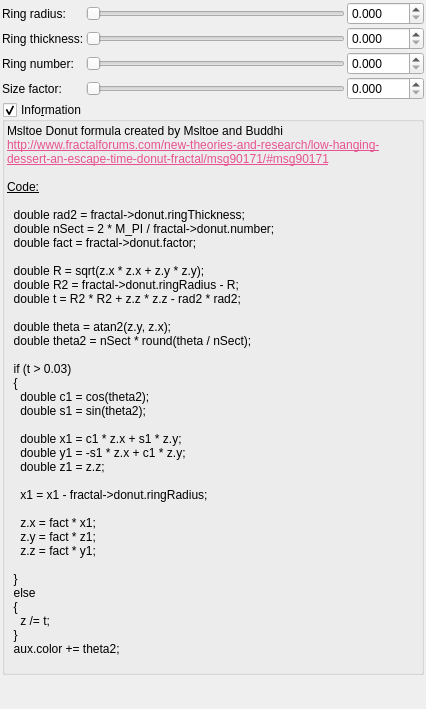
Qt form mandelbulber2/qt_data/fractal_msltoe_donut.ui (buddhi1980/mandelbulber2) before a commit.
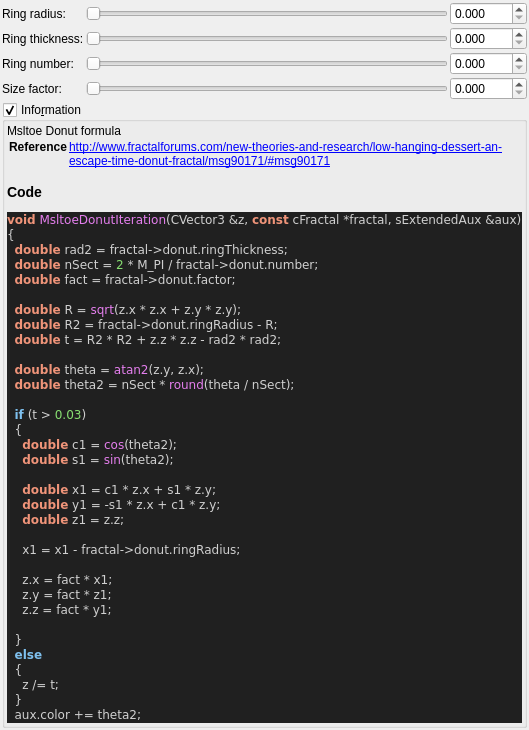
The same form after that commit. Custom widgets are drawn as their Qt base class.

What changed in the file:
```diff
--- a/mandelbulber2/qt_data/fractal_msltoe_donut.ui
+++ b/mandelbulber2/qt_data/fractal_msltoe_donut.ui
@@ -282,48 +282,57 @@
       <item>
        <widget class="QLabel" name="label_4">
         <property name="text">
-         <string>&lt;!DOCTYPE HTML PUBLIC &quot;-//W3C//DTD HTML 4.0//EN&quot; &quot;http://www.w3.org/TR/REC-html40/strict.dtd&quot;&gt;
-&lt;html&gt;&lt;head&gt;&lt;meta name=&quot;qrichtext&quot; content=&quot;1&quot; /&gt;&lt;style type=&quot;text/css&quot;&gt;
-p, li { white-space: pre-wrap; }
-&lt;/style&gt;&lt;/head&gt;&lt;body&gt;
-&lt;p style=&quot; margin-top:0px; margin-bottom:0px; margin-left:0px; margin-right:0px; -qt-block-indent:0; text-indent:0px;&quot;&gt;Msltoe Donut formula created by Msltoe and Buddhi &lt;/p&gt;
-&lt;p style=&quot; margin-top:0px; margin-bottom:0px; margin-left:0px; margin-right:0px; -qt-block-indent:0; text-indent:0px;&quot;&gt;&lt;a href=&quot;http://www.fractalforums.com/new-theories-and-research/low-hanging-dessert-an-escape-time-donut-fractal/msg90171/#msg90171&quot;&gt;&lt;span style=&quot; text-decoration: underline; color:#e85290;&quot;&gt;http://www.fractalforums.com/new-theories-and-research/low-hanging-dessert-an-escape-time-donut-fractal/msg90171/#msg90171&lt;/span&gt;&lt;/a&gt;&lt;/p&gt;
-&lt;p style=&quot;-qt-paragraph-type:empty; margin-top:0px; margin-bottom:0px; margin-left:0px; margin-right:0px; -qt-block-indent:0; text-indent:0px;&quot;&gt;&lt;br /&gt;&lt;/p&gt;
-&lt;p style=&quot; margin-top:0px; margin-bottom:0px; margin-left:0px; margin-right:0px; -qt-block-indent:0; text-indent:0px;&quot;&gt;&lt;span style=&quot; text-decoration: underline;&quot;&gt;Code:&lt;/span&gt;&lt;/p&gt;
-&lt;p style=&quot;-qt-paragraph-type:empty; margin-top:0px; margin-bottom:0px; margin-left:0px; margin-right:0px; -qt-block-indent:0; text-indent:0px; text-decoration: underline;&quot;&gt;&lt;br /&gt;&lt;/p&gt;
-&lt;p style=&quot; margin-top:0px; margin-bottom:0px; margin-left:0px; margin-right:0px; -qt-block-indent:0; text-indent:0px;&quot;&gt;  double rad2 = fractal-&amp;gt;donut.ringThickness;&lt;/p&gt;
-&lt;p style=&quot; margin-top:0px; margin-bottom:0px; margin-left:0px; margin-right:0px; -qt-block-indent:0; text-indent:0px;&quot;&gt;  double nSect = 2 * M_PI / fractal-&amp;gt;donut.number;&lt;/p&gt;
-&lt;p style=&quot; margin-top:0px; margin-bottom:0px; margin-left:0px; margin-right:0px; -qt-block-indent:0; text-indent:0px;&quot;&gt;  double fact = fractal-&amp;gt;donut.factor;&lt;/p&gt;
-&lt;p style=&quot;-qt-paragraph-type:empty; margin-top:0px; margin-bottom:0px; margin-left:0px; margin-right:0px; -qt-block-indent:0; text-indent:0px;&quot;&gt;&lt;br /&gt;&lt;/p&gt;
-&lt;p style=&quot; margin-top:0px; margin-bottom:0px; margin-left:0px; margin-right:0px; -qt-block-indent:0; text-indent:0px;&quot;&gt;  double R = sqrt(z.x * z.x + z.y * z.y);&lt;/p&gt;
-&lt;p style=&quot; margin-top:0px; margin-bottom:0px; margin-left:0px; margin-right:0px; -qt-block-indent:0; text-indent:0px;&quot;&gt;  double R2 = fractal-&amp;gt;donut.ringRadius - R;&lt;/p&gt;
-&lt;p style=&quot; margin-top:0px; margin-bottom:0px; margin-left:0px; margin-right:0px; -qt-block-indent:0; text-indent:0px;&quot;&gt;  double t = R2 * R2 + z.z * z.z - rad2 * rad2;&lt;/p&gt;
-&lt;p style=&quot;-qt-paragraph-type:empty; margin-top:0px; margin-bottom:0px; margin-left:0px; margin-right:0px; -qt-block-indent:0; text-indent:0px;&quot;&gt;&lt;br /&gt;&lt;/p&gt;
-&lt;p style=&quot; margin-top:0px; margin-bottom:0px; margin-left:0px; margin-right:0px; -qt-block-indent:0; text-indent:0px;&quot;&gt;  double theta = atan2(z.y, z.x);&lt;/p&gt;
-&lt;p style=&quot; margin-top:0px; margin-bottom:0px; margin-left:0px; margin-right:0px; -qt-block-indent:0; text-indent:0px;&quot;&gt;  double theta2 = nSect * round(theta / nSect);&lt;/p&gt;
-&lt;p style=&quot;-qt-paragraph-type:empty; margin-top:0px; margin-bottom:0px; margin-left:0px; margin-right:0px; -qt-block-indent:0; text-indent:0px;&quot;&gt;&lt;br /&gt;&lt;/p&gt;
-&lt;p style=&quot; margin-top:0px; margin-bottom:0px; margin-left:0px; margin-right:0px; -qt-block-indent:0; text-indent:0px;&quot;&gt;  if (t &amp;gt; 0.03)&lt;/p&gt;
-&lt;p style=&quot; margin-top:0px; margin-bottom:0px; margin-left:0px; margin-right:0px; -qt-block-indent:0; text-indent:0px;&quot;&gt;  {&lt;/p&gt;
-&lt;p style=&quot; margin-top:0px; margin-bottom:0px; margin-left:0px; margin-right:0px; -qt-block-indent:0; text-indent:0px;&quot;&gt;    double c1 = cos(theta2);&lt;/p&gt;
-&lt;p style=&quot; margin-top:0px; margin-bottom:0px; margin-left:0px; margin-right:0px; -qt-block-indent:0; text-indent:0px;&quot;&gt;    double s1 = sin(theta2);&lt;/p&gt;
-&lt;p style=&quot;-qt-paragraph-type:empty; margin-top:0px; margin-bottom:0px; margin-left:0px; margin-right:0px; -qt-block-indent:0; text-indent:0px;&quot;&gt;&lt;br /&gt;&lt;/p&gt;
-&lt;p style=&quot; margin-top:0px; margin-bottom:0px; margin-left:0px; margin-right:0px; -qt-block-indent:0; text-indent:0px;&quot;&gt;    double x1 = c1 * z.x + s1 * z.y;&lt;/p&gt;
-&lt;p style=&quot; margin-top:0px; margin-bottom:0px; margin-left:0px; margin-right:0px; -qt-block-indent:0; text-indent:0px;&quot;&gt;    double y1 = -s1 * z.x + c1 * z.y;&lt;/p&gt;
-&lt;p style=&quot; margin-top:0px; margin-bottom:0px; margin-left:0px; margin-right:0px; -qt-block-indent:0; text-indent:0px;&quot;&gt;    double z1 = z.z;&lt;/p&gt;
-&lt;p style=&quot;-qt-paragraph-type:empty; margin-top:0px; margin-bottom:0px; margin-left:0px; margin-right:0px; -qt-block-indent:0; text-indent:0px;&quot;&gt;&lt;br /&gt;&lt;/p&gt;
-&lt;p style=&quot; margin-top:0px; margin-bottom:0px; margin-left:0px; margin-right:0px; -qt-block-indent:0; text-indent:0px;&quot;&gt;    x1 = x1 - fractal-&amp;gt;donut.ringRadius;&lt;/p&gt;
-&lt;p style=&quot;-qt-paragraph-type:empty; margin-top:0px; margin-bottom:0px; margin-left:0px; margin-right:0px; -qt-block-indent:0; text-indent:0px;&quot;&gt;&lt;br /&gt;&lt;/p&gt;
-&lt;p style=&quot; margin-top:0px; margin-bottom:0px; margin-left:0px; margin-right:0px; -qt-block-indent:0; text-indent:0px;&quot;&gt;    z.x = fact * x1;&lt;/p&gt;
-&lt;p style=&quot; margin-top:0px; margin-bottom:0px; margin-left:0px; margin-right:0px; -qt-block-indent:0; text-indent:0px;&quot;&gt;    z.y = fact * z1;&lt;/p&gt;
-&lt;p style=&quot; margin-top:0px; margin-bottom:0px; margin-left:0px; margin-right:0px; -qt-block-indent:0; text-indent:0px;&quot;&gt;    z.z = fact * y1;&lt;/p&gt;
-&lt;p style=&quot;-qt-paragraph-type:empty; margin-top:0px; margin-bottom:0px; margin-left:0px; margin-right:0px; -qt-block-indent:0; text-indent:0px;&quot;&gt;&lt;br /&gt;&lt;/p&gt;
-&lt;p style=&quot; margin-top:0px; margin-bottom:0px; margin-left:0px; margin-right:0px; -qt-block-indent:0; text-indent:0px;&quot;&gt;  }&lt;/p&gt;
-&lt;p style=&quot; margin-top:0px; margin-bottom:0px; margin-left:0px; margin-right:0px; -qt-block-indent:0; text-indent:0px;&quot;&gt;  else&lt;/p&gt;
-&lt;p style=&quot; margin-top:0px; margin-bottom:0px; margin-left:0px; margin-right:0px; -qt-block-indent:0; text-indent:0px;&quot;&gt;  {&lt;/p&gt;
-&lt;p style=&quot; margin-top:0px; margin-bottom:0px; margin-left:0px; margin-right:0px; -qt-block-indent:0; text-indent:0px;&quot;&gt;    z /= t;&lt;/p&gt;
-&lt;p style=&quot; margin-top:0px; margin-bottom:0px; margin-left:0px; margin-right:0px; -qt-block-indent:0; text-indent:0px;&quot;&gt;  }&lt;/p&gt;
-&lt;p style=&quot; margin-top:0px; margin-bottom:0px; margin-left:0px; margin-right:0px; -qt-block-indent:0; text-indent:0px;&quot;&gt;  aux.color += theta2;&lt;/p&gt;
-&lt;p style=&quot;-qt-paragraph-type:empty; margin-top:0px; margin-bottom:0px; margin-left:0px; margin-right:0px; -qt-block-indent:0; text-indent:0px;&quot;&gt;&lt;br /&gt;&lt;/p&gt;&lt;/body&gt;&lt;/html&gt;</string>
+         <string>&lt;p&gt;Msltoe Donut formula&lt;/p&gt;&lt;table&gt;
+&lt;tr&gt;&lt;th&gt;Reference&lt;/th&gt;&lt;td&gt;&lt;a href=&quot;http://www.fractalforums.com/new-theories-and-research/low-hanging-dessert-an-escape-time-donut-fractal/msg90171/#msg90171&quot;&gt;http://www.fractalforums.com/new-theories-and-research/low-hanging-dessert-an-escape-time-donut-fractal/msg90171/#msg90171&lt;/a&gt;&lt;/td&gt;&lt;/tr&gt;
+&lt;/table&gt;
+&lt;h3&gt;Code&lt;/h3&gt;
+&lt;!DOCTYPE HTML PUBLIC &quot;-//W3C//DTD HTML 4.0 Transitional//EN&quot;&gt;
+&lt;html&gt;
+&lt;head&gt;
+&lt;meta http-equiv=&quot;content-type&quot; content=&quot;text/html; charset=ISO-8859-1&quot;&gt;
+&lt;title&gt;Source file&lt;/title&gt;
+&lt;/head&gt;
+&lt;body style=&quot;background-color:#202020&quot;&gt;
+&lt;pre style=&quot;color:#d0d0d0; background-color:#202020;  font-family:'Courier New';&quot;&gt;&lt;span style=&quot;color:#f09479; font-weight:bold&quot;&gt;void&lt;/span&gt; &lt;span style=&quot;color:#e47eed&quot;&gt;MsltoeDonutIteration&lt;/span&gt;&lt;span style=&quot;color:#d0d0d0&quot;&gt;(&lt;/span&gt;CVector3 &lt;span style=&quot;color:#d0d0d0&quot;&gt;&amp;amp;&lt;/span&gt;z&lt;span style=&quot;color:#d0d0d0&quot;&gt;,&lt;/span&gt; &lt;span style=&quot;color:#f09479; font-weight:bold&quot;&gt;const&lt;/span&gt; cFractal &lt;span style=&quot;color:#d0d0d0&quot;&gt;*&lt;/span&gt;fractal&lt;span style=&quot;color:#d0d0d0&quot;&gt;,&lt;/span&gt; sExtendedAux &lt;span style=&quot;color:#d0d0d0&quot;&gt;&amp;amp;&lt;/span&gt;aux&lt;span style=&quot;color:#d0d0d0&quot;&gt;)&lt;/span&gt;
+&lt;span style=&quot;color:#d0d0d0&quot;&gt;{&lt;/span&gt;
+  &lt;span style=&quot;color:#f09479; font-weight:bold&quot;&gt;double&lt;/span&gt; rad2 &lt;span style=&quot;color:#d0d0d0&quot;&gt;=&lt;/span&gt; fractal&lt;span style=&quot;color:#d0d0d0&quot;&gt;-&amp;gt;&lt;/span&gt;donut&lt;span style=&quot;color:#d0d0d0&quot;&gt;.&lt;/span&gt;ringThickness&lt;span style=&quot;color:#d0d0d0&quot;&gt;;&lt;/span&gt;
+  &lt;span style=&quot;color:#f09479; font-weight:bold&quot;&gt;double&lt;/span&gt; nSect &lt;span style=&quot;color:#d0d0d0&quot;&gt;=&lt;/span&gt; &lt;span style=&quot;color:#87df71&quot;&gt;2&lt;/span&gt; &lt;span style=&quot;color:#d0d0d0&quot;&gt;*&lt;/span&gt; M_PI &lt;span style=&quot;color:#d0d0d0&quot;&gt;/&lt;/span&gt; fractal&lt;span style=&quot;color:#d0d0d0&quot;&gt;-&amp;gt;&lt;/span&gt;donut&lt;span style=&quot;color:#d0d0d0&quot;&gt;.&lt;/span&gt;number&lt;span style=&quot;color:#d0d0d0&quot;&gt;;&lt;/span&gt;
+  &lt;span style=&quot;color:#f09479; font-weight:bold&quot;&gt;double&lt;/span&gt; fact &lt;span style=&quot;color:#d0d0d0&quot;&gt;=&lt;/span&gt; fractal&lt;span style=&quot;color:#d0d0d0&quot;&gt;-&amp;gt;&lt;/span&gt;donut&lt;span style=&quot;color:#d0d0d0&quot;&gt;.&lt;/span&gt;factor&lt;span style=&quot;color:#d0d0d0&quot;&gt;;&lt;/span&gt;
+
+  &lt;span style=&quot;color:#f09479; font-weight:bold&quot;&gt;double&lt;/span&gt; R &lt;span style=&quot;color:#d0d0d0&quot;&gt;=&lt;/span&gt; &lt;span style=&quot;color:#e47eed&quot;&gt;sqrt&lt;/span&gt;&lt;span style=&quot;color:#d0d0d0&quot;&gt;(&lt;/span&gt;z&lt;span style=&quot;color:#d0d0d0&quot;&gt;.&lt;/span&gt;x &lt;span style=&quot;color:#d0d0d0&quot;&gt;*&lt;/span&gt; z&lt;span style=&quot;color:#d0d0d0&quot;&gt;.&lt;/span&gt;x &lt;span style=&quot;color:#d0d0d0&quot;&gt;+&lt;/span&gt; z&lt;span style=&quot;color:#d0d0d0&quot;&gt;.&lt;/span&gt;y &lt;span style=&quot;color:#d0d0d0&quot;&gt;*&lt;/span&gt; z&lt;span style=&quot;color:#d0d0d0&quot;&gt;.&lt;/span&gt;y&lt;span style=&quot;color:#d0d0d0&quot;&gt;);&lt;/span&gt;
+  &lt;span style=&quot;color:#f09479; font-weight:bold&quot;&gt;double&lt;/span&gt; R2 &lt;span style=&quot;color:#d0d0d0&quot;&gt;=&lt;/span&gt; fractal&lt;span style=&quot;color:#d0d0d0&quot;&gt;-&amp;gt;&lt;/span&gt;donut&lt;span style=&quot;color:#d0d0d0&quot;&gt;.&lt;/span&gt;ringRadius &lt;span style=&quot;color:#d0d0d0&quot;&gt;-&lt;/span&gt; R&lt;span style=&quot;color:#d0d0d0&quot;&gt;;&lt;/span&gt;
+  &lt;span style=&quot;color:#f09479; font-weight:bold&quot;&gt;double&lt;/span&gt; t &lt;span style=&quot;color:#d0d0d0&quot;&gt;=&lt;/span&gt; R2 &lt;span style=&quot;color:#d0d0d0&quot;&gt;*&lt;/span&gt; R2 &lt;span style=&quot;color:#d0d0d0&quot;&gt;+&lt;/span&gt; z&lt;span style=&quot;color:#d0d0d0&quot;&gt;.&lt;/span&gt;z &lt;span style=&quot;color:#d0d0d0&quot;&gt;*&lt;/span&gt; z&lt;span style=&quot;color:#d0d0d0&quot;&gt;.&lt;/span&gt;z &lt;span style=&quot;color:#d0d0d0&quot;&gt;-&lt;/span&gt; rad2 &lt;span style=&quot;color:#d0d0d0&quot;&gt;*&lt;/span&gt; rad2&lt;span style=&quot;color:#d0d0d0&quot;&gt;;&lt;/span&gt;
+
+  &lt;span style=&quot;color:#f09479; font-weight:bold&quot;&gt;double&lt;/span&gt; theta &lt;span style=&quot;color:#d0d0d0&quot;&gt;=&lt;/span&gt; &lt;span style=&quot;color:#e47eed&quot;&gt;atan2&lt;/span&gt;&lt;span style=&quot;color:#d0d0d0&quot;&gt;(&lt;/span&gt;z&lt;span style=&quot;color:#d0d0d0&quot;&gt;.&lt;/span&gt;y&lt;span style=&quot;color:#d0d0d0&quot;&gt;,&lt;/span&gt; z&lt;span style=&quot;color:#d0d0d0&quot;&gt;.&lt;/span&gt;x&lt;span style=&quot;color:#d0d0d0&quot;&gt;);&lt;/span&gt;
+  &lt;span style=&quot;color:#f09479; font-weight:bold&quot;&gt;double&lt;/span&gt; theta2 &lt;span style=&quot;color:#d0d0d0&quot;&gt;=&lt;/span&gt; nSect &lt;span style=&quot;color:#d0d0d0&quot;&gt;*&lt;/span&gt; &lt;span style=&quot;color:#e47eed&quot;&gt;round&lt;/span&gt;&lt;span style=&quot;color:#d0d0d0&quot;&gt;(&lt;/span&gt;theta &lt;span style=&quot;color:#d0d0d0&quot;&gt;/&lt;/span&gt; nSect&lt;span style=&quot;color:#d0d0d0&quot;&gt;);&lt;/span&gt;
+
+  &lt;span style=&quot;color:#7ec0ee; font-weight:bold&quot;&gt;if&lt;/span&gt; &lt;span style=&quot;color:#d0d0d0&quot;&gt;(&lt;/span&gt;t &lt;span style=&quot;color:#d0d0d0&quot;&gt;&amp;gt;&lt;/span&gt; &lt;span style=&quot;color:#87df71&quot;&gt;0.03&lt;/span&gt;&lt;span style=&quot;color:#d0d0d0&quot;&gt;)&lt;/span&gt;
+  &lt;span style=&quot;color:#d0d0d0&quot;&gt;{&lt;/span&gt;
+    &lt;span style=&quot;color:#f09479; font-weight:bold&quot;&gt;double&lt;/span&gt; c1 &lt;span style=&quot;color:#d0d0d0&quot;&gt;=&lt;/span&gt; &lt;span style=&quot;color:#e47eed&quot;&gt;cos&lt;/span&gt;&lt;span style=&quot;color:#d0d0d0&quot;&gt;(&lt;/span&gt;theta2&lt;span style=&quot;color:#d0d0d0&quot;&gt;);&lt;/span&gt;
+    &lt;span style=&quot;color:#f09479; font-weight:bold&quot;&gt;double&lt;/span&gt; s1 &lt;span style=&quot;color:#d0d0d0&quot;&gt;=&lt;/span&gt; &lt;span style=&quot;color:#e47eed&quot;&gt;sin&lt;/span&gt;&lt;span style=&quot;color:#d0d0d0&quot;&gt;(&lt;/span&gt;theta2&lt;span style=&quot;color:#d0d0d0&quot;&gt;);&lt;/span&gt;
+
+    &lt;span style=&quot;color:#f09479; font-weight:bold&quot;&gt;double&lt;/span&gt; x1 &lt;span style=&quot;color:#d0d0d0&quot;&gt;=&lt;/span&gt; c1 &lt;span style=&quot;color:#d0d0d0&quot;&gt;*&lt;/span&gt; z&lt;span style=&quot;color:#d0d0d0&quot;&gt;.&lt;/span&gt;x &lt;span style=&quot;color:#d0d0d0&quot;&gt;+&lt;/span&gt; s1 &lt;span style=&quot;color:#d0d0d0&quot;&gt;*&lt;/span&gt; z&lt;span style=&quot;color:#d0d0d0&quot;&gt;.&lt;/span&gt;y&lt;span style=&quot;color:#d0d0d0&quot;&gt;;&lt;/span&gt;
+    &lt;span style=&quot;color:#f09479; font-weight:bold&quot;&gt;double&lt;/span&gt; y1 &lt;span style=&quot;color:#d0d0d0&quot;&gt;= -&lt;/span&gt;s1 &lt;span style=&quot;color:#d0d0d0&quot;&gt;*&lt;/span&gt; z&lt;span style=&quot;color:#d0d0d0&quot;&gt;.&lt;/span&gt;x &lt;span style=&quot;color:#d0d0d0&quot;&gt;+&lt;/span&gt; c1 &lt;span style=&quot;color:#d0d0d0&quot;&gt;*&lt;/span&gt; z&lt;span style=&quot;color:#d0d0d0&quot;&gt;.&lt;/span&gt;y&lt;span style=&quot;color:#d0d0d0&quot;&gt;;&lt;/span&gt;
+    &lt;span style=&quot;color:#f09479; font-weight:bold&quot;&gt;double&lt;/span&gt; z1 &lt;span style=&quot;color:#d0d0d0&quot;&gt;=&lt;/span&gt; z&lt;span style=&quot;color:#d0d0d0&quot;&gt;.&lt;/span&gt;z&lt;span style=&quot;color:#d0d0d0&quot;&gt;;&lt;/span&gt;
+
+    x1 &lt;span style=&quot;color:#d0d0d0&quot;&gt;=&lt;/span&gt; x1 &lt;span style=&quot;color:#d0d0d0&quot;&gt;-&lt;/span&gt; fractal&lt;span style=&quot;color:#d0d0d0&quot;&gt;-&amp;gt;&lt;/span&gt;donut&lt;span style=&quot;color:#d0d0d0&quot;&gt;.&lt;/span&gt;ringRadius&lt;span style=&quot;color:#d0d0d0&quot;&gt;;&lt;/span&gt;
+
+    z&lt;span style=&quot;color:#d0d0d0&quot;&gt;.&lt;/span&gt;x &lt;span style=&quot;color:#d0d0d0&quot;&gt;=&lt;/span&gt; fact &lt;span style=&quot;color:#d0d0d0&quot;&gt;*&lt;/span&gt; x1&lt;span style=&quot;color:#d0d0d0&quot;&gt;;&lt;/span&gt;
+    z&lt;span style=&quot;color:#d0d0d0&quot;&gt;.&lt;/span&gt;y &lt;span style=&quot;color:#d0d0d0&quot;&gt;=&lt;/span&gt; fact &lt;span style=&quot;color:#d0d0d0&quot;&gt;*&lt;/span&gt; z1&lt;span style=&quot;color:#d0d0d0&quot;&gt;;&lt;/span&gt;
+    z&lt;span style=&quot;color:#d0d0d0&quot;&gt;.&lt;/span&gt;z &lt;span style=&quot;color:#d0d0d0&quot;&gt;=&lt;/span&gt; fact &lt;span style=&quot;color:#d0d0d0&quot;&gt;*&lt;/span&gt; y1&lt;span style=&quot;color:#d0d0d0&quot;&gt;;&lt;/span&gt;
+
+  &lt;span style=&quot;color:#d0d0d0&quot;&gt;}&lt;/span&gt;
+  &lt;span style=&quot;color:#7ec0ee; font-weight:bold&quot;&gt;else&lt;/span&gt;
+  &lt;span style=&quot;color:#d0d0d0&quot;&gt;{&lt;/span&gt;
+    z &lt;span style=&quot;color:#d0d0d0&quot;&gt;/=&lt;/span&gt; t&lt;span style=&quot;color:#d0d0d0&quot;&gt;;&lt;/span&gt;
+  &lt;span style=&quot;color:#d0d0d0&quot;&gt;}&lt;/span&gt;
+  aux&lt;span style=&quot;color:#d0d0d0&quot;&gt;.&lt;/span&gt;color &lt;span style=&quot;color:#d0d0d0&quot;&gt;+=&lt;/span&gt; theta2&lt;span style=&quot;color:#d0d0d0&quot;&gt;;&lt;/span&gt;
+&lt;span style=&quot;color:#d0d0d0&quot;&gt;}&lt;/span&gt;
+&lt;/pre&gt;
+&lt;/body&gt;
+&lt;/html&gt;
+&lt;!--HTML generated by highlight 3.9, http://www.andre-simon.de/--&gt;
+</string>
         </property>
         <property name="wordWrap">
          <bool>true</bool>
```
Left out of the diff: 2 changed lines with no effect on the pictures.
